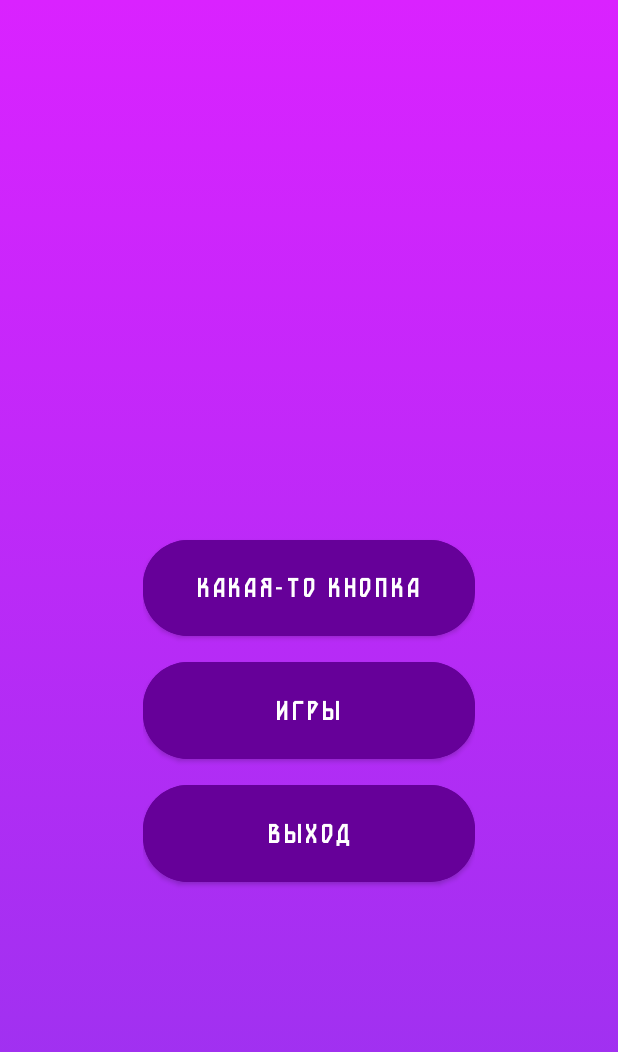
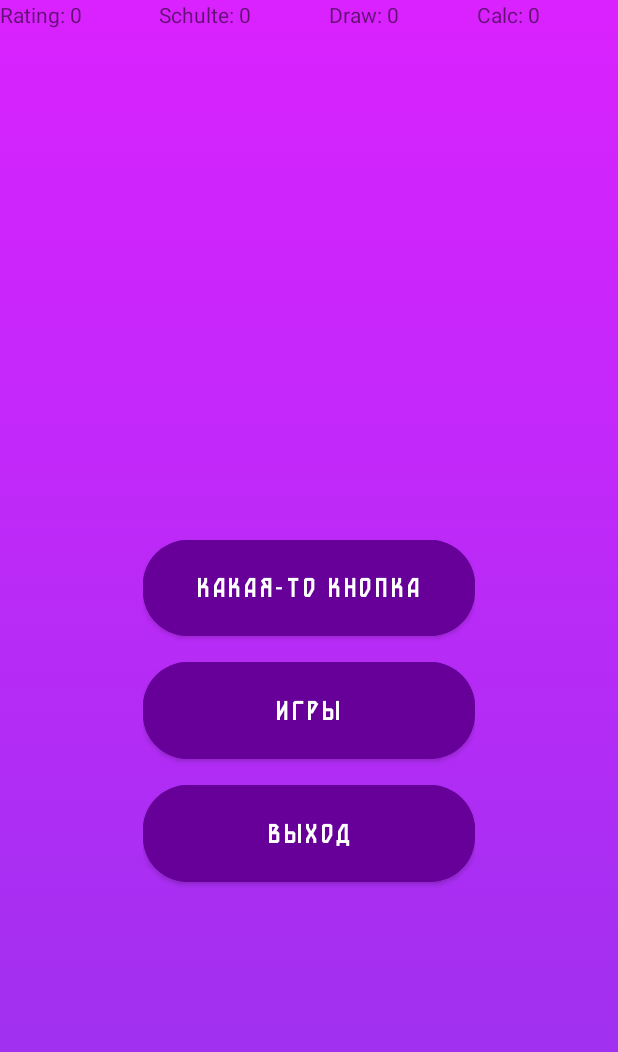
Before and after one commit to Eg0r4ik77/Brain-Dash, an Android app: the screen it shows after launch (MainMenuActivity), on a phone screen of 412 x 824 dp. Shown: the top 1052 px of the screen. Run offline under Robolectric (Android 15) with nearby library versions, the phone set to English and light mode, and no system bars.

Commit message:
add shared preferences

```diff
--- a/app/src/main/java/com/example/androidgame/mainmenu/MainMenuActivity.java
+++ b/app/src/main/java/com/example/androidgame/mainmenu/MainMenuActivity.java
@@ -3,22 +3,43 @@ package com.example.androidgame.mainmenu;
 import androidx.appcompat.app.AppCompatActivity;
 import androidx.fragment.app.FragmentTransaction;
 
+import android.annotation.SuppressLint;
+import android.content.Context;
+import android.content.SharedPreferences;
 import android.os.Bundle;
 import android.widget.Button;
+import android.widget.TextView;
 
 import com.example.androidgame.R;
 
 public class MainMenuActivity extends AppCompatActivity {
 
+    private TextView gameRecord1;
+    private TextView gameRecord2;
+    private TextView gameRecord3;
+    private TextView ratingPointsText;
+
     private Button toGameMenuButton;
     private Button exitButton;
 
+    @SuppressLint("SetTextI18n")
     @Override
     protected void onCreate(Bundle savedInstanceState) {
         super.onCreate(savedInstanceState);
         setContentView(R.layout.activity_main_menu);
         getSupportActionBar().hide();
 
+        SharedPreferences sharedPreferences = getSharedPreferences("Records", Context.MODE_PRIVATE);
+
+        gameRecord1 = findViewById(R.id.game_record_1);
+        gameRecord2 = findViewById(R.id.game_record_2);
+        gameRecord3 = findViewById(R.id.game_record_3);
+        ratingPointsText = findViewById(R.id.rating_points_text);
+
+        gameRecord1.setText("Schulte: " + sharedPreferences.getInt("SchulteTableGameBestScore", 0));
+        gameRecord2.setText("Draw: " + sharedPreferences.getInt("RepeatDrawingGameBestScore", 0));
+        gameRecord3.setText("Calc: " + sharedPreferences.getInt("CalculateExpressionGameBestScore", 0));
+        ratingPointsText.setText("Rating: " + sharedPreferences.getInt("Rating", 0));
 
         toGameMenuButton = findViewById(R.id.to_game_menu_button);
         exitButton = findViewById(R.id.exit_button);
--- a/app/src/main/java/com/example/androidgame/mainmenu/games/GameOverFragment.java
+++ b/app/src/main/java/com/example/androidgame/mainmenu/games/GameOverFragment.java
@@ -3,6 +3,7 @@ package com.example.androidgame.mainmenu.games;
 import android.annotation.SuppressLint;
 import android.content.Context;
 import android.content.Intent;
+import android.content.SharedPreferences;
 import android.os.Bundle;
 
 import androidx.annotation.NonNull;
@@ -17,6 +18,8 @@ import android.widget.TextView;
 import com.example.androidgame.R;
 import com.example.androidgame.mainmenu.GameDescriptionFragment;
 import com.example.androidgame.mainmenu.MainMenuActivity;
+import com.example.androidgame.mainmenu.games.repeatdrawinggame.RepeatDrawingGameFragment;
+import com.example.androidgame.mainmenu.games.shultetablegame.SchulteTableGameFragment;
 
 public class GameOverFragment extends Fragment {
 
@@ -43,7 +46,7 @@ public class GameOverFragment extends Fragment {
         TextView gameResultText = view.findViewById(R.id.game_result_text);
 
         gameResultText.setText(gameScoreText +  getArguments().getInt("score") +
-                "\n" + bestGameScoreText + getArguments().getInt("score"));
+                "\n" + bestGameScoreText + ((GameActivity)getActivity()).getBestScore());
 
         toMenuButton.setOnClickListener(v ->{
             startActivity(new Intent(getContext(), MainMenuActivity.class));
--- a/app/src/main/res/layout/activity_main_menu.xml
+++ b/app/src/main/res/layout/activity_main_menu.xml
@@ -60,6 +60,41 @@
     <FrameLayout
         android:id="@+id/games_content"
         android:layout_width="match_parent"
-        android:layout_height="match_parent" />
+        android:layout_height="match_parent">
+
+        <LinearLayout
+            android:layout_width="match_parent"
+            android:layout_height="wrap_content"
+            android:orientation="horizontal">
+
+            <TextView
+                android:id="@+id/rating_points_text"
+                android:layout_width="wrap_content"
+                android:layout_height="wrap_content"
+                android:layout_weight="1"
+                android:text="TextView" />
+
+            <TextView
+                android:id="@+id/game_record_1"
+                android:layout_width="wrap_content"
+                android:layout_height="wrap_content"
+                android:layout_weight="1"
+                android:text="TextView" />
+
+            <TextView
+                android:id="@+id/game_record_2"
+                android:layout_width="wrap_content"
+                android:layout_height="wrap_content"
+                android:layout_weight="1"
+                android:text="TextView" />
+
+            <TextView
+                android:id="@+id/game_record_3"
+                android:layout_width="wrap_content"
+                android:layout_height="wrap_content"
+                android:layout_weight="1"
+                android:text="TextView" />
+        </LinearLayout>
+    </FrameLayout>
 
 </RelativeLayout>
```
Also changed, not shown: app/src/main/java/com/example/androidgame/mainmenu/games/GameActivity.java (+36 -3 lines).
